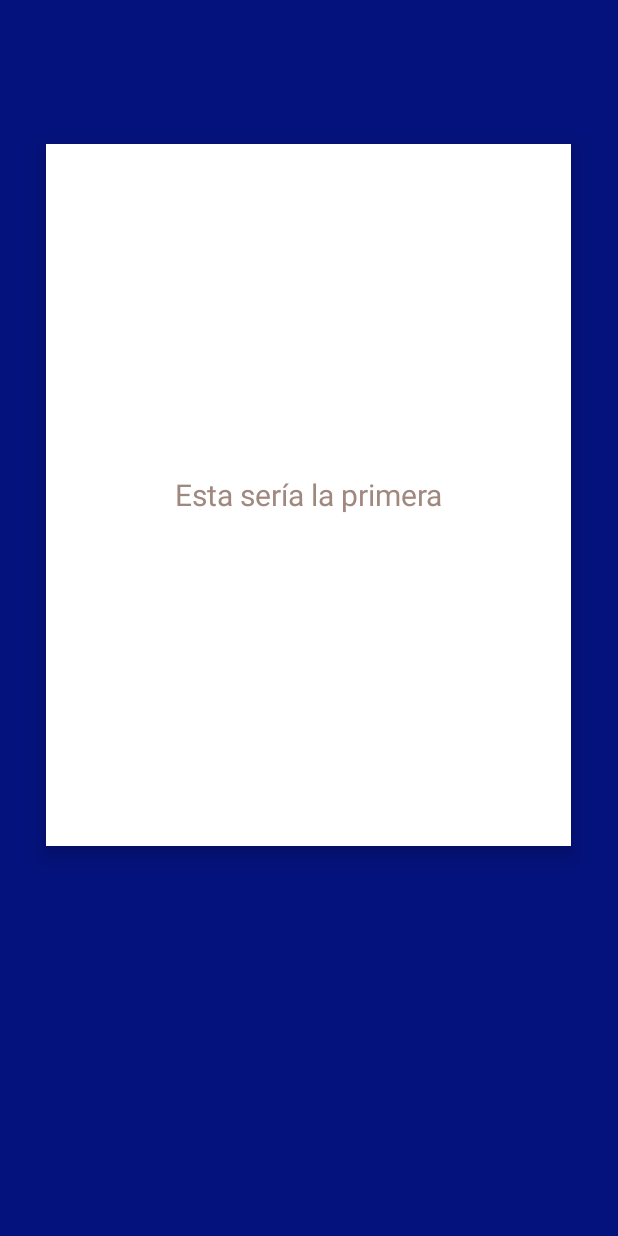
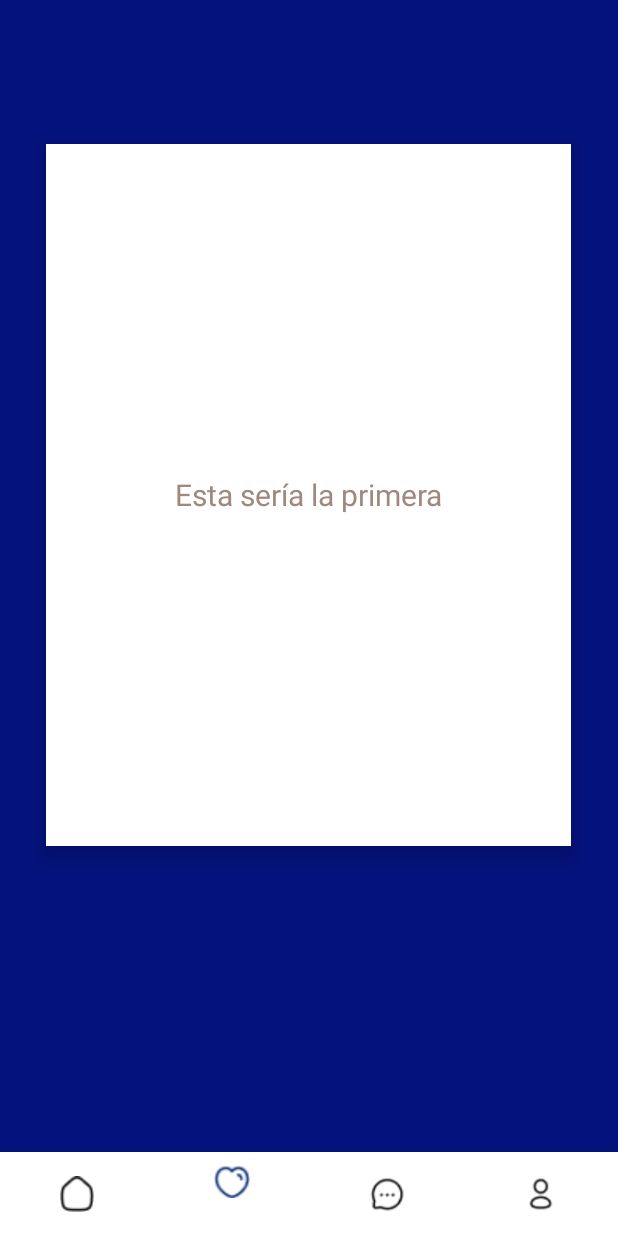
Before and after one commit to RobinSpoiler/AppBorboleta, an Android app: the Psicologos screen opened directly, with no data from a screen before it, on a phone screen of 412 x 824 dp. Run offline under Robolectric (Android 15) with nearby library versions, the light colour scheme and no system bars; our stand-ins replace Firebase (no records; nobody signed in at launch, a user with empty details on screens opened directly).

Commit message:
Implementacion del navbar en Home y Psicologos

```diff
--- a/Android/app/src/main/java/borboleta/application/Psicologos.kt
+++ b/Android/app/src/main/java/borboleta/application/Psicologos.kt
@@ -1,5 +1,6 @@
 package borboleta.application
 
+import android.content.Intent
 import android.content.res.Resources
 import androidx.appcompat.app.AppCompatActivity
 import android.os.Bundle
@@ -7,6 +8,7 @@ import androidx.recyclerview.widget.RecyclerView
 import androidx.viewpager2.widget.CompositePageTransformer
 import androidx.viewpager2.widget.MarginPageTransformer
 import androidx.viewpager2.widget.ViewPager2
+import com.google.android.material.bottomnavigation.BottomNavigationView
 import com.google.firebase.ktx.Firebase
 import com.google.firebase.storage.StorageReference
 import com.google.firebase.storage.ktx.storage
@@ -15,6 +17,27 @@ class Psicologos : AppCompatActivity() {
     override fun onCreate(savedInstanceState: Bundle?) {
         super.onCreate(savedInstanceState)
         setContentView(R.layout.activity_psicologos)
+
+        var navbar = findViewById<BottomNavigationView>(R.id.bottomNavigationView_navbar)
+        navbar.menu.findItem(R.id.heart_icon).isChecked = true;
+        navbar.setOnItemSelectedListener{ item ->
+            when(item.itemId) {
+                R.id.home_icon -> {
+                    // Respond to navigation item 1 click
+                    startActivity(Intent(this, Home::class.java))
+                    true
+                }
+                R.id.heart_icon -> {
+                    // Respond to navigation item 2 click
+                    startActivity(Intent(this, Psicologos::class.java))
+                    true
+                }
+                else -> false
+            }
+        }
+
+
+
         //Create storage reference
         var storage = Firebase.storage
         var storageRef = storage.reference
--- a/Android/app/src/main/java/borboleta/application/registro.kt
+++ b/Android/app/src/main/java/borboleta/application/registro.kt
@@ -45,6 +45,7 @@ class registro : AppCompatActivity() {
 
                             var docData = object{
                                 var data = object{
+                                    var accountType = "entrepeneur"
                                     var name : String = getusername.text.toString()
                                 }
                             }
--- /dev/null
+++ b/Android/app/src/main/res/drawable/bottom_nav_colors.xml
@@ -0,0 +1,8 @@
+<?xml version="1.0" encoding="utf-8"?>
+<selector xmlns:android="http://schemas.android.com/apk/res/android">
+
+    <item android:color="#092D74" android:state_checked="true" />
+
+    <item android:color="#000000" android:state_checked="false"/>
+
+</selector>
--- a/Android/app/src/main/res/layout/activity_psicologos.xml
+++ b/Android/app/src/main/res/layout/activity_psicologos.xml
@@ -21,4 +21,17 @@
         app:layout_constraintTop_toTopOf="parent"
         app:layout_constraintVertical_bias="0.269" />
 
+    <com.google.android.material.bottomnavigation.BottomNavigationView
+        android:id="@+id/bottomNavigationView_navbar"
+        android:layout_width="0dp"
+        android:layout_height="wrap_content"
+        app:layout_constraintBottom_toBottomOf="parent"
+        app:itemIconTint="@drawable/bottom_nav_colors"
+        app:layout_constraintEnd_toEndOf="parent"
+        app:layout_constraintHorizontal_bias="0.0"
+        app:layout_constraintStart_toStartOf="parent"
+        app:menu="@menu/bottom_nav">
+    </com.google.android.material.bottomnavigation.BottomNavigationView>
+
+
 </androidx.constraintlayout.widget.ConstraintLayout>
--- /dev/null
+++ b/Android/app/src/main/res/menu/bottom_nav.xml
@@ -0,0 +1,20 @@
+<?xml version="1.0" encoding="utf-8"?>
+<menu xmlns:android="http://schemas.android.com/apk/res/android">
+    <item
+        android:id="@+id/home_icon"
+        android:icon="@drawable/home_icon"
+        android:title="@string/homeicon" />
+    <item
+        android:id="@+id/heart_icon"
+        android:icon="@drawable/heart_icon"
+        android:title="@string/hearticon"/>
+    <item
+        android:id="@+id/message_icon"
+        android:icon="@drawable/chat"
+        android:title="@string/messageicon"/>
+    <item
+        android:id="@+id/profile_icon"
+        android:icon="@drawable/profile_icon"
+        android:title="@string/profileicon"/>
+
+</menu>
--- a/Android/app/src/main/res/values/strings.xml
+++ b/Android/app/src/main/res/values/strings.xml
@@ -97,4 +97,9 @@ Mi ipsum faucibus vitae aliquet nec ullamcorper. Erat imperdiet sed euismod nisi
     <string name="contenido_reciente">Contenido reciente</string>
     <string name="lorem_ipsum_dolor_sit_amet_consectetur_adipiscing_elit_phasellus_sit_amet_lectus_a_mi_lobortis_iaculis_mauris_odio_tortor_accumsan_vel_gravida_sit_amet_malesuada_a_tortor_cras_mattis_augue_eget_dolor_vestibulum_id_euismod_diam_rutrum">Lorem ipsum dolor sit amet, consectetur adipiscing elit. Phasellus sit amet lectus a mi lobortis iaculis. Mauris odio tortor, accumsan vel gravida sit amet, malesuada a tortor. Cras mattis augue eget dolor vestibulum, id euismod diam rutrum.</string>
 
-</resources>
+    <string name="hearticon"></string>
+    <string name="messageicon"></string>
+    <string name="profileicon"></string>
+    <string name="homeicon"></string>
+
+    </resources>
```
Also changed, not shown: Android/app/src/main/java/borboleta/application/Home.kt (+20 -0 lines), Android/app/src/main/res/layout/activity_home.xml (+14 -0 lines), Android/app/src/main/res/drawable/chat.png (added), Android/app/src/main/res/drawable/heart_icon.png (added), Android/app/src/main/res/drawable/home_icon.png (added), Android/app/src/main/res/drawable/profile_icon.png (added).
